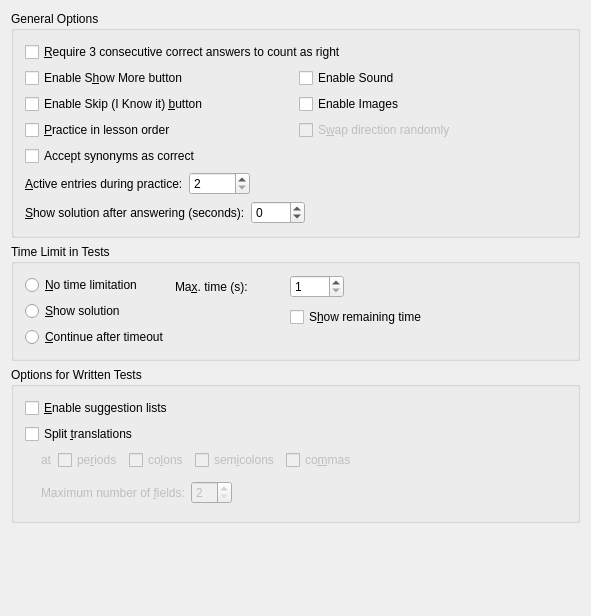
This is src/configure-practice/advancedpracticeoptions.ui in KDE/parley as Qt 5 draws it before an edit. The edited form follows.
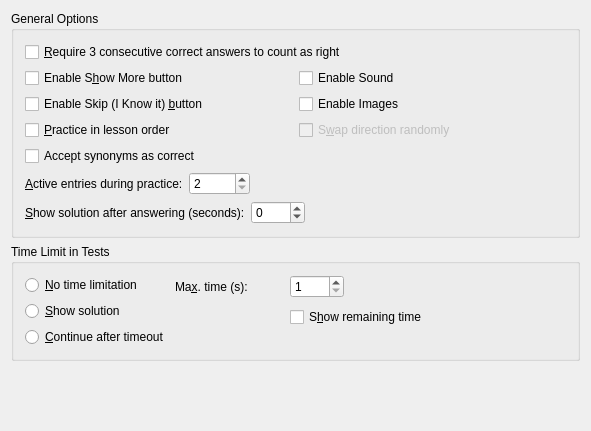
This is the edited form. Custom widgets are drawn as their Qt base class.

Commit message: Config dialog update.

The edit to the form file:
```diff
--- a/src/configure-practice/advancedpracticeoptions.ui
+++ b/src/configure-practice/advancedpracticeoptions.ui
@@ -6,7 +6,7 @@
     <x>0</x>
     <y>0</y>
     <width>587</width>
-    <height>616</height>
+    <height>431</height>
    </rect>
   </property>
   <layout class="QVBoxLayout" >
@@ -363,219 +363,6 @@
      </layout>
     </widget>
    </item>
-   <item>
-    <widget class="QGroupBox" name="unnamed" >
-     <property name="title" >
-      <string>Options for Written Tests</string>
-     </property>
-     <layout class="QVBoxLayout" >
-      <item>
-       <widget class="QCheckBox" name="kcfg_Suggestions" >
-        <property name="enabled" >
-         <bool>true</bool>
-        </property>
-        <property name="toolTip" >
-         <string>If checked, pressing F5 or F6 will display a list of suggestions</string>
-        </property>
-        <property name="whatsThis" >
-         <string>When this options is enabled, you can enter part of an answer, then press F5 or F6 to get a list of translations starting with or containing the text you typed.</string>
-        </property>
-        <property name="text" >
-         <string>&amp;Enable suggestion lists</string>
-        </property>
-       </widget>
-      </item>
-      <item>
-       <widget class="QCheckBox" name="kcfg_Split" >
-        <property name="enabled" >
-         <bool>true</bool>
-        </property>
-        <property name="toolTip" >
-         <string>Split translations and show multiple answer fields</string>
-        </property>
-        <property name="whatsThis" >
-         <string>When this options is enabled, the program will split translations into several parts, show multiple answer fields, and you will need to answer each one of them. This is useful for example when a word has several meanings that have different translations in the other language.</string>
-        </property>
-        <property name="text" >
-         <string>Split &amp;translations</string>
-        </property>
-       </widget>
-      </item>
-      <item>
-       <layout class="QHBoxLayout" >
-        <item>
-         <spacer>
-          <property name="orientation" >
-           <enum>Qt::Horizontal</enum>
-          </property>
-          <property name="sizeType" >
-           <enum>QSizePolicy::Minimum</enum>
-          </property>
-          <property name="sizeHint" >
-           <size>
-            <width>16</width>
-            <height>48</height>
-           </size>
-          </property>
-         </spacer>
-        </item>
-        <item>
-         <layout class="QVBoxLayout" >
-          <item>
-           <layout class="QHBoxLayout" >
-            <item>
-             <widget class="QLabel" name="label_at" >
-              <property name="enabled" >
-               <bool>false</bool>
-              </property>
-              <property name="sizePolicy" >
-               <sizepolicy vsizetype="Preferred" hsizetype="Minimum" >
-                <horstretch>0</horstretch>
-                <verstretch>0</verstretch>
-               </sizepolicy>
-              </property>
-              <property name="text" >
-               <string>at</string>
-              </property>
-             </widget>
-            </item>
-            <item>
-             <widget class="QCheckBox" name="kcfg_Periods" >
-              <property name="enabled" >
-               <bool>false</bool>
-              </property>
-              <property name="toolTip" >
-               <string>Split translations at periods</string>
-              </property>
-              <property name="whatsThis" >
-               <string>When this options is enabled, translations will be split at periods if they have any (except any trailing periods that will be removed).</string>
-              </property>
-              <property name="text" >
-               <string>pe&amp;riods</string>
-              </property>
-             </widget>
-            </item>
-            <item>
-             <widget class="QCheckBox" name="kcfg_Colons" >
-              <property name="enabled" >
-               <bool>false</bool>
-              </property>
-              <property name="toolTip" >
-               <string>Split translations at colons</string>
-              </property>
-              <property name="whatsThis" >
-               <string>When this options is enabled, translations that have not been split at periods will be split at colons if they have any.</string>
-              </property>
-              <property name="text" >
-               <string>co&amp;lons</string>
-              </property>
-             </widget>
-            </item>
-            <item>
-             <widget class="QCheckBox" name="kcfg_Semicolons" >
-              <property name="enabled" >
-               <bool>false</bool>
-              </property>
-              <property name="toolTip" >
-               <string>Split translations at semicolons</string>
-              </property>
-              <property name="whatsThis" >
-               <string>When this options is enabled, translations that have not been split at periods or colons will be split at semicolons if they have any.</string>
-              </property>
-              <property name="text" >
-               <string>sem&amp;icolons</string>
-              </property>
-             </widget>
-            </item>
-            <item>
-             <widget class="QCheckBox" name="kcfg_Commas" >
-              <property name="enabled" >
-               <bool>false</bool>
-              </property>
-              <property name="sizePolicy" >
-               <sizepolicy vsizetype="Fixed" hsizetype="MinimumExpanding" >
-                <horstretch>0</horstretch>
-                <verstretch>0</verstretch>
-               </sizepolicy>
-              </property>
-              <property name="toolTip" >
-               <string>Split translations at commas</string>
-              </property>
-              <property name="whatsThis" >
-               <string>When this options is enabled, translations that have not been split at periods, colons or semicolons will be split at commas if they have any.</string>
-              </property>
-              <property name="text" >
-               <string>co&amp;mmas</string>
-              </property>
-             </widget>
-            </item>
-           </layout>
-          </item>
-          <item>
-           <layout class="QHBoxLayout" >
-            <item>
-             <widget class="QLabel" name="label_split_max_fields" >
-              <property name="enabled" >
-               <bool>false</bool>
-              </property>
-              <property name="toolTip" >
-               <string>Maximum number of fields to split translations into</string>
-              </property>
-              <property name="whatsThis" >
-               <string>Enter the maximum number of answer fields you want to have. When splitting translations, the program will only split into this many parts, and the last part will contain the rest of the translation.</string>
-              </property>
-              <property name="text" >
-               <string>Maximum number of &amp;fields:</string>
-              </property>
-              <property name="buddy" >
-               <cstring>kcfg_Fields</cstring>
-              </property>
-             </widget>
-            </item>
-            <item>
-             <widget class="KIntSpinBox" name="kcfg_Fields" >
-              <property name="enabled" >
-               <bool>false</bool>
-              </property>
-              <property name="toolTip" >
-               <string>Maximum number of fields to split translations into</string>
-              </property>
-              <property name="whatsThis" >
-               <string>Enter the maximum number of answer fields you want to have. When splitting translations, the program will only split into this many parts, and the last part will contain the rest of the translation.</string>
-              </property>
-              <property name="minimum" >
-               <number>2</number>
-              </property>
-              <property name="maximum" >
-               <number>10</number>
-              </property>
-             </widget>
-            </item>
-            <item>
-             <spacer>
-              <property name="orientation" >
-               <enum>Qt::Horizontal</enum>
-              </property>
-              <property name="sizeType" >
-               <enum>QSizePolicy::Expanding</enum>
-              </property>
-              <property name="sizeHint" >
-               <size>
-                <width>101</width>
-                <height>33</height>
-               </size>
-              </property>
-             </spacer>
-            </item>
-           </layout>
-          </item>
-         </layout>
-        </item>
-       </layout>
-      </item>
-     </layout>
-    </widget>
-   </item>
    <item>
     <spacer>
      <property name="orientation" >
```
Left out of the diff: 6 changed lines with no effect on the pictures. The commit also changes 6 other files.
